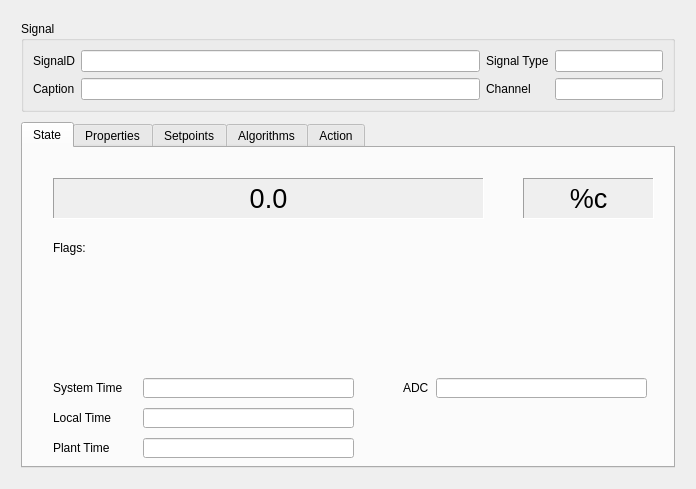
Old version of the form Monitor/DialogSignalInfo.ui in the repository whiteman-kr/u7set.
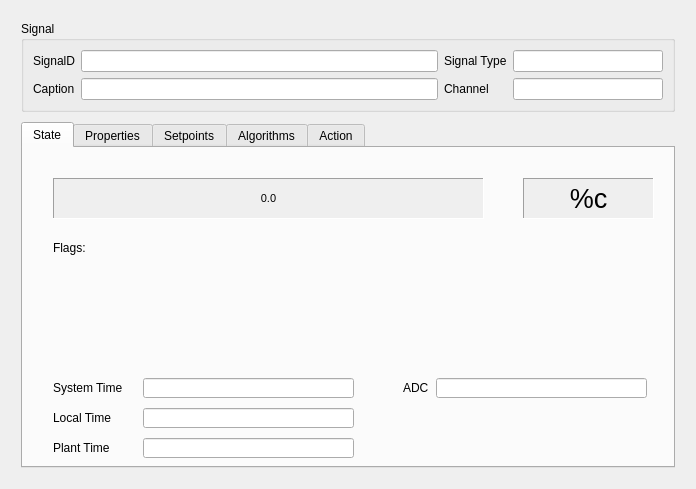
New version of the form.

Commit message: RPCT-768, Monitor: some fixes in DialogSignalInfo

Diff of the .ui file:
```diff
--- a/Monitor/DialogSignalInfo.ui
+++ b/Monitor/DialogSignalInfo.ui
@@ -90,6 +90,12 @@
           </item>
           <item row="0" column="3">
            <widget class="QLineEdit" name="editSignalType">
+            <property name="minimumSize">
+             <size>
+              <width>150</width>
+              <height>0</height>
+             </size>
+            </property>
             <property name="readOnly">
              <bool>true</bool>
             </property>
@@ -176,7 +182,7 @@
          </property>
          <property name="font">
           <font>
-           <pointsize>20</pointsize>
+           <pointsize>8</pointsize>
           </font>
          </property>
          <property name="autoFillBackground">
```
The commit also changes 2 other files.
